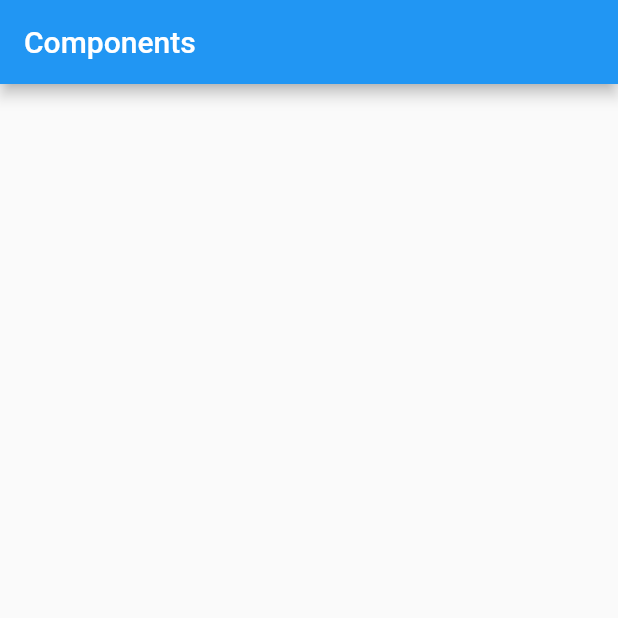
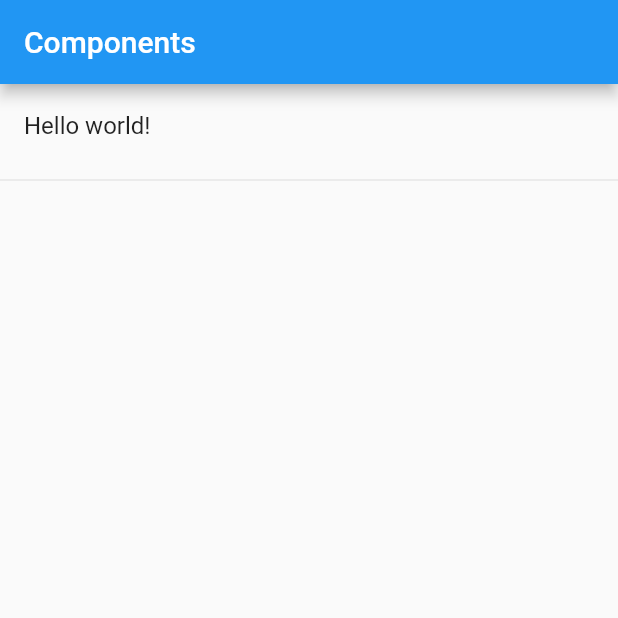
Before and after one commit to marcossevilla/flutter-components, a Flutter app: the screen it shows after launch, on a phone screen of 412 x 824 dp, the top half of it. Run offline on Flutter 3.47's test engine with Material 2 defaults, Android fonts, the phone set to English and light mode, and no system bars.

Commit message:
list items in home page

```diff
--- a/lib/main.dart
+++ b/lib/main.dart
@@ -1,5 +1,6 @@
+import 'package:flutter/material.dart';
+
 import 'package:components/src/pages/home_page.dart';
-import 'package:flutter/material.dart';
 
 void main() => runApp(MyApp());
 
--- a/lib/src/pages/home_page.dart
+++ b/lib/src/pages/home_page.dart
@@ -1,14 +1,28 @@
 import 'package:flutter/material.dart';
 
 class HomePage extends StatelessWidget {
-  const HomePage({Key key}) : super(key: key);
-
   @override
   Widget build(BuildContext context) {
     return Scaffold(
       appBar: AppBar(
         title: Text('Components'),
       ),
+      body: _list(),
     );
   }
+
+  Widget _list() {
+    return ListView(
+      children: _listItems(),
+    );
+  }
+
+  List<Widget> _listItems() {
+    return [
+      ListTile(
+        title: Text('Hello world!'),
+      ),
+      Divider(),
+    ];
+  }
 }
```
Also changed, not shown: 1 other file.
